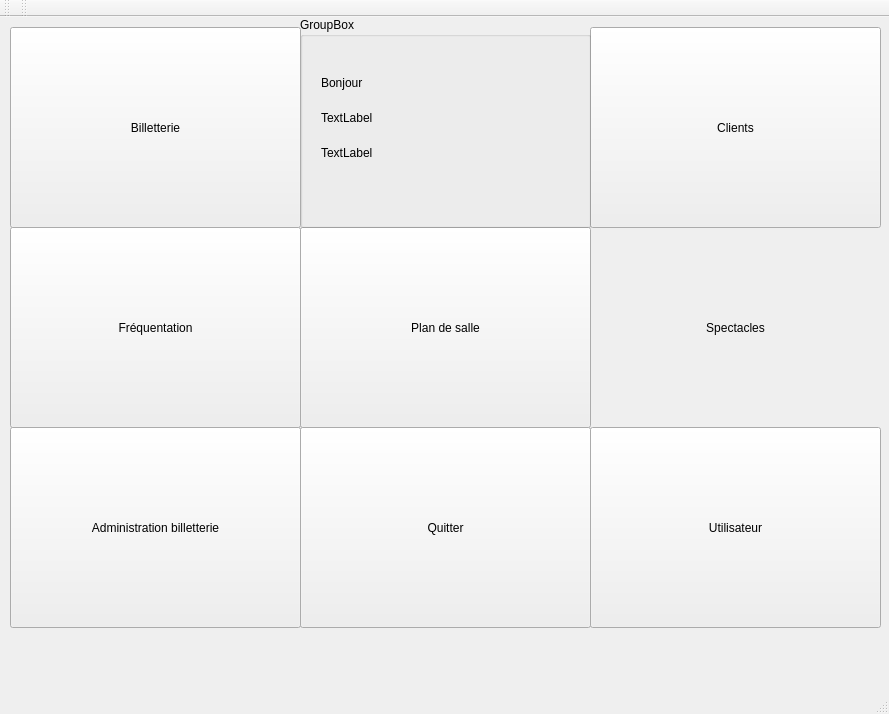
Old version of the form FestiClicC/accueil.ui in the repository FestiClic/FestiClic3.
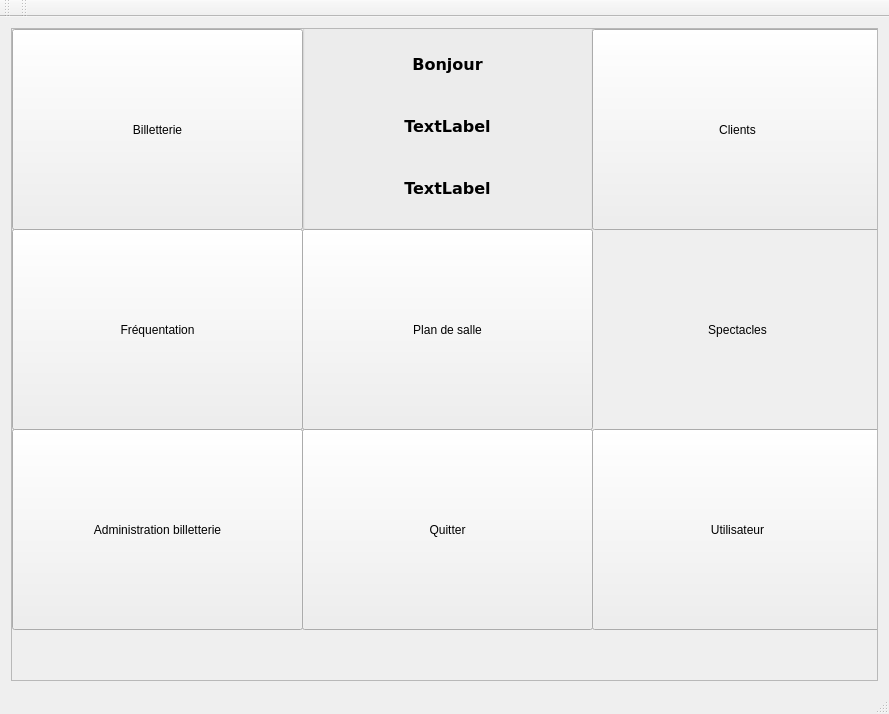
New version of the form. Icons and pictures are not drawn.

Commit message: Fiche fréquentation a finir

What changed in the file:
```diff
--- a/FestiClicC/accueil.ui
+++ b/FestiClicC/accueil.ui
@@ -14,17 +14,255 @@
    <string>Accueil</string>
   </property>
   <widget class="QWidget" name="centralWidget">
-   <widget class="QPushButton" name="aBtnSpectacles">
-    <property name="geometry">
-     <rect>
-      <x>590</x>
-      <y>210</y>
-      <width>291</width>
-      <height>201</height>
-     </rect>
-    </property>
-    <property name="styleSheet">
-     <string notr="true">#aBtnSpectacles{
+   <layout class="QVBoxLayout" name="verticalLayout">
+    <item>
+     <widget class="QScrollArea" name="scrollArea">
+      <property name="widgetResizable">
+       <bool>true</bool>
+      </property>
+      <widget class="QWidget" name="scrollAreaWidgetContents">
+       <property name="geometry">
+        <rect>
+         <x>0</x>
+         <y>0</y>
+         <width>869</width>
+         <height>641</height>
+        </rect>
+       </property>
+       <widget class="QPushButton" name="aBtnBilletterie">
+        <property name="geometry">
+         <rect>
+          <x>0</x>
+          <y>0</y>
+          <width>291</width>
+          <height>201</height>
+         </rect>
+        </property>
+        <property name="text">
+         <string>Billetterie</string>
+        </property>
+       </widget>
+       <widget class="QPushButton" name="aBtnAdministratioBillet">
+        <property name="geometry">
+         <rect>
+          <x>0</x>
+          <y>400</y>
+          <width>291</width>
+          <height>201</height>
+         </rect>
+        </property>
+        <property name="text">
+         <string>Administration billetterie</string>
+        </property>
+       </widget>
+       <widget class="QPushButton" name="aBtnFrequentation">
+        <property name="geometry">
+         <rect>
+          <x>0</x>
+          <y>200</y>
+          <width>291</width>
+          <height>201</height>
+         </rect>
+        </property>
+        <property name="text">
+         <string>Fréquentation</string>
+        </property>
+       </widget>
+       <widget class="QGroupBox" name="groupBox">
+        <property name="geometry">
+         <rect>
+          <x>290</x>
+          <y>-10</y>
+          <width>291</width>
+          <height>211</height>
+         </rect>
+        </property>
+        <property name="title">
+         <string/>
+        </property>
+        <layout class="QVBoxLayout" name="verticalLayout_2">
+         <item>
+          <layout class="QVBoxLayout" name="verticalLayout_3">
+           <item>
+            <widget class="QLabel" name="aLabelHello">
+             <property name="palette">
+              <palette>
+               <active>
+                <colorrole role="Text">
+                 <brush brushstyle="SolidPattern">
+                  <color alpha="255">
+                   <red>213</red>
+                   <green>142</green>
+                   <blue>0</blue>
+                  </color>
+                 </brush>
+                </colorrole>
+               </active>
+               <inactive>
+                <colorrole role="Text">
+                 <brush brushstyle="SolidPattern">
+                  <color alpha="255">
+                   <red>213</red>
+                   <green>142</green>
+                   <blue>0</blue>
+                  </color>
+                 </brush>
+                </colorrole>
+               </inactive>
+               <disabled>
+                <colorrole role="Text">
+                 <brush brushstyle="SolidPattern">
+                  <color alpha="255">
+                   <red>120</red>
+                   <green>120</green>
+                   <blue>120</blue>
+                  </color>
+                 </brush>
+                </colorrole>
+               </disabled>
+              </palette>
+             </property>
+             <property name="font">
+              <font>
+               <family>Verdana</family>
+               <pointsize>12</pointsize>
+               <weight>75</weight>
+               <bold>true</bold>
+              </font>
+             </property>
+             <property name="text">
+              <string>Bonjour</string>
+             </property>
+             <property name="alignment">
+              <set>Qt::AlignCenter</set>
+             </property>
+            </widget>
+           </item>
+           <item>
+            <widget class="QLabel" name="aLabelNomUtilisateur">
+             <property name="palette">
+              <palette>
+               <active>
+                <colorrole role="Text">
+                 <brush brushstyle="SolidPattern">
+                  <color alpha="255">
+                   <red>213</red>
+                   <green>142</green>
+                   <blue>0</blue>
+                  </color>
+                 </brush>
+                </colorrole>
+               </active>
+               <inactive>
+                <colorrole role="Text">
+                 <brush brushstyle="SolidPattern">
+                  <color alpha="255">
+                   <red>213</red>
+                   <green>142</green>
+                   <blue>0</blue>
+                  </color>
+                 </brush>
+                </colorrole>
+               </inactive>
+               <disabled>
+                <colorrole role="Text">
+                 <brush brushstyle="SolidPattern">
+                  <color alpha="255">
+                   <red>120</red>
+                   <green>120</green>
+                   <blue>120</blue>
+                  </color>
+                 </brush>
+                </colorrole>
+               </disabled>
+              </palette>
+             </property>
+             <property name="font">
+              <font>
+               <family>Verdana</family>
+               <pointsize>12</pointsize>
+               <weight>75</weight>
+               <bold>true</bold>
+              </font>
+             </property>
+             <property name="text">
+              <string>TextLabel</string>
+             </property>
+             <property name="alignment">
+              <set>Qt::AlignCenter</set>
+             </property>
+            </widget>
+           </item>
+           <item>
+            <widget class="QLabel" name="aLabelDate">
+             <property name="palette">
+              <palette>
+               <active>
+                <colorrole role="Text">
+                 <brush brushstyle="SolidPattern">
+                  <color alpha="255">
+                   <red>213</red>
+                   <green>142</green>
+                   <blue>0</blue>
+                  </color>
+                 </brush>
+                </colorrole>
+               </active>
+               <inactive>
+                <colorrole role="Text">
+                 <brush brushstyle="SolidPattern">
+                  <color alpha="255">
+                   <red>213</red>
+                   <green>142</green>
+                   <blue>0</blue>
+                  </color>
+                 </brush>
+                </colorrole>
+               </inactive>
+               <disabled>
+                <colorrole role="Text">
+                 <brush brushstyle="SolidPattern">
+                  <color alpha="255">
+                   <red>120</red>
+                   <green>120</green>
+                   <blue>120</blue>
+                  </color>
+                 </brush>
+                </colorrole>
+               </disabled>
+              </palette>
+             </property>
+             <property name="font">
+              <font>
+               <family>Verdana</family>
+               <pointsize>12</pointsize>
+               <weight>75</weight>
+               <bold>true</bold>
+              </font>
+             </property>
+             <property name="text">
+              <string>TextLabel</string>
+             </property>
+             <property name="alignment">
+              <set>Qt::AlignCenter</set>
+             </property>
+            </widget>
+           </item>
+          </layout>
+         </item>
+        </layout>
+       </widget>
+       <widget class="QPushButton" name="aBtnSpectacles">
+        <property name="geometry">
+         <rect>
+          <x>580</x>
+          <y>200</y>
+          <width>291</width>
+          <height>201</height>
+         </rect>
+        </property>
+        <property name="styleSheet">
+         <string notr="true">#aBtnSpectacles{
     background-color: transparent;
     border-image: url(:spactacle2.jpg);
     background: none;
@@ -34,148 +272,67 @@
 #aBtnSpectacles:pressed{
     border-image: url(:spactacle2.jpg);
 }</string>
-    </property>
-    <property name="text">
-     <string>Spectacles</string>
-    </property>
-   </widget>
-   <widget class="QPushButton" name="aBtnClients">
-    <property name="geometry">
-     <rect>
-      <x>590</x>
-      <y>10</y>
-      <width>291</width>
-      <height>201</height>
-     </rect>
-    </property>
-    <property name="text">
-     <string>Clients</string>
-    </property>
-   </widget>
-   <widget class="QPushButton" name="aBtnBilletterie">
-    <property name="geometry">
-     <rect>
-      <x>10</x>
-      <y>10</y>
-      <width>291</width>
-      <height>201</height>
-     </rect>
-    </property>
-    <property name="text">
-     <string>Billetterie</string>
-    </property>
-   </widget>
-   <widget class="QPushButton" name="aBtnPlanDeSalle">
-    <property name="geometry">
-     <rect>
-      <x>300</x>
-      <y>210</y>
-      <width>291</width>
-      <height>201</height>
-     </rect>
-    </property>
-    <property name="text">
-     <string>Plan de salle</string>
-    </property>
-   </widget>
-   <widget class="QPushButton" name="aBtnQuitter">
-    <property name="geometry">
-     <rect>
-      <x>300</x>
-      <y>410</y>
-      <width>291</width>
-      <height>201</height>
-     </rect>
-    </property>
-    <property name="text">
-     <string>Quitter</string>
-    </property>
-   </widget>
-   <widget class="QGroupBox" name="groupBox">
-    <property name="geometry">
-     <rect>
-      <x>300</x>
-      <y>0</y>
-      <width>291</width>
-      <height>211</height>
-     </rect>
-    </property>
-    <property name="title">
-     <string>GroupBox</string>
-    </property>
-    <widget class="QWidget" name="">
-     <property name="geometry">
-      <rect>
-       <x>10</x>
-       <y>40</y>
-       <width>271</width>
-       <height>121</height>
-      </rect>
-     </property>
-     <layout class="QVBoxLayout" name="verticalLayout">
-      <item>
-       <widget class="QLabel" name="aLabelHello">
+        </property>
         <property name="text">
-         <string>Bonjour</string>
+         <string>Spectacles</string>
         </property>
        </widget>
-      </item>
-      <item>
-       <widget class="QLabel" name="aLabelNomUtilisateur">
+       <widget class="QPushButton" name="aBtnUtilisateur">
+        <property name="geometry">
+         <rect>
+          <x>580</x>
+          <y>400</y>
+          <width>291</width>
+          <height>201</height>
+         </rect>
+        </property>
         <property name="text">
-         <string>TextLabel</string>
+         <string>Utilisateur</string>
         </property>
        </widget>
-      </item>
-      <item>
-       <widget class="QLabel" name="aLabelDate">
+       <widget class="QPushButton" name="aBtnQuitter">
+        <property name="geometry">
+         <rect>
+          <x>290</x>
+          <y>400</y>
+          <width>291</width>
+          <height>201</height>
+         </rect>
+        </property>
         <property name="text">
-         <string>TextLabel</string>
+         <string>Quitter</string>
         </property>
        </widget>
-      </item>
-     </layout>
-    </widget>
-   </widget>
-   <widget class="QPushButton" name="aBtnUtilisateur">
-    <property name="geometry">
-     <rect>
-      <x>590</x>
-      <y>410</y>
-      <width>291</width>
-      <height>201</height>
-     </rect>
-    </property>
-    <property name="text">
-     <string>Utilisateur</string>
-    </property>
-   </widget>
-   <widget class="QPushButton" name="aBtnAdministratioBillet">
-    <property name="geometry">
-     <rect>
-      <x>10</x>
-      <y>410</y>
-      <width>291</width>
-      <height>201</height>
-     </rect>
-    </property>
-    <property name="text">
-     <string>Administration billetterie</string>
-    </property>
-   </widget>
-   <widget class="QPushButton" name="aBtnFrequentation">
-    <property name="geometry">
-     <rect>
-      <x>10</x>
-      <y>210</y>
-      <width>291</width>
-      <height>201</height>
-     </rect>
-    </property>
-    <property name="text">
-     <string>Fréquentation</string>
-    </property>
-   </widget>
+       <widget class="QPushButton" name="aBtnClients">
+        <property name="geometry">
+         <rect>
+          <x>580</x>
+          <y>0</y>
+          <width>291</width>
+          <height>201</height>
+         </rect>
+        </property>
+        <property name="text">
+         <string>Clients</string>
+        </property>
+       </widget>
+       <widget class="QPushButton" name="aBtnPlanDeSalle">
+        <property name="geometry">
+         <rect>
+          <x>290</x>
+          <y>200</y>
+          <width>291</width>
+          <height>201</height>
+         </rect>
+        </property>
+        <property name="text">
+         <string>Plan de salle</string>
+        </property>
+       </widget>
+      </widget>
+     </widget>
+    </item>
+   </layout>
   </widget>
   <widget class="QMenuBar" name="menuBar">
    <property name="geometry">
```
The commit also changes 14 other files.
